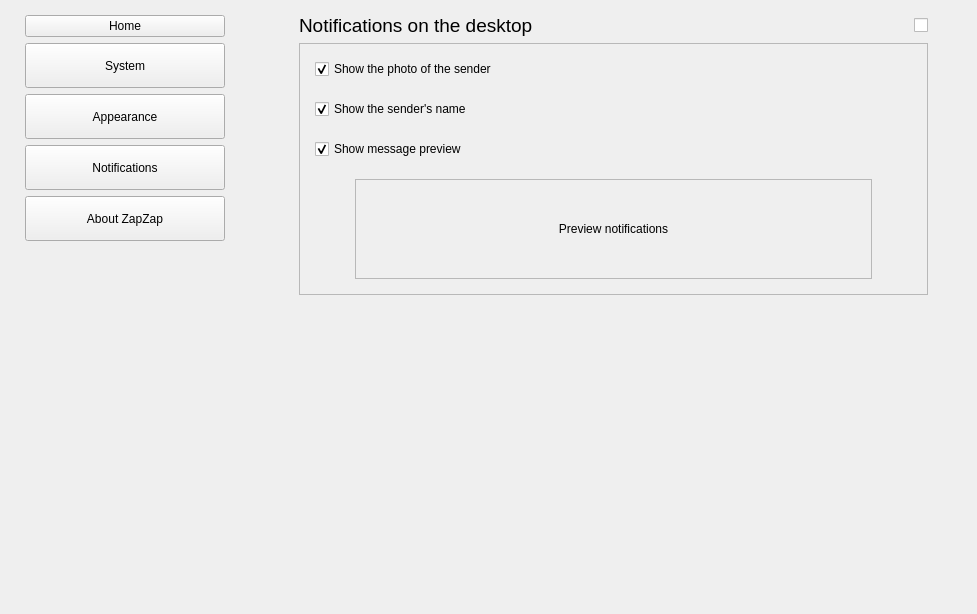
rafatosta/zapzap, file zapzap/view/settings_new.ui: the form before one commit.
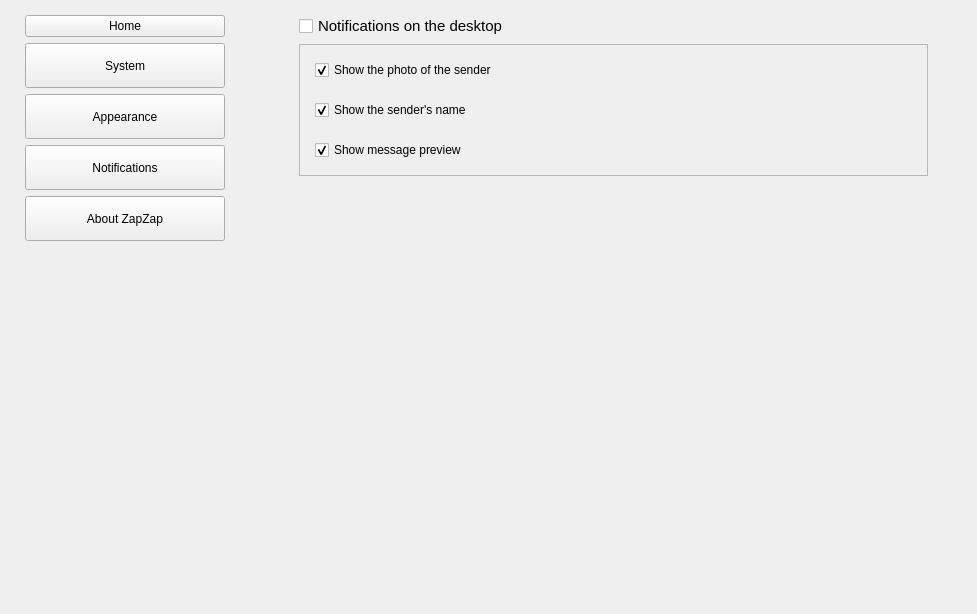
The form after the commit. The open tabs and pages were chosen to show the change.

Commit message: Notifications new settings

Diff of the .ui file:
```diff
--- a/zapzap/view/settings_new.ui
+++ b/zapzap/view/settings_new.ui
@@ -1077,24 +1077,21 @@
            <item>
             <layout class="QHBoxLayout" name="horizontalLayout_13">
              <item>
-              <widget class="QLabel" name="label_3">
+              <widget class="QCheckBox" name="notify_desktop">
                <property name="font">
                 <font>
-                 <pointsize>14</pointsize>
+                 <pointsize>11</pointsize>
+                 <bold>false</bold>
                 </font>
                </property>
-               <property name="text">
-                <string>Notifications on the desktop</string>
+               <property name="cursor">
+                <cursorShape>PointingHandCursor</cursorShape>
                </property>
-              </widget>
-             </item>
-             <item>
-              <widget class="QCheckBox" name="checkBox">
                <property name="layoutDirection">
-                <enum>Qt::RightToLeft</enum>
+                <enum>Qt::LeftToRight</enum>
                </property>
                <property name="text">
-                <string/>
+                <string>Notifications on the desktop</string>
                </property>
               </widget>
              </item>
@@ -1169,70 +1166,6 @@
                 </property>
                </widget>
               </item>
-              <item>
-               <layout class="QHBoxLayout" name="horizontalLayout_12">
-                <item>
-                 <spacer name="horizontalSpacer_13">
-                  <property name="orientation">
-                   <enum>Qt::Horizontal</enum>
-                  </property>
-                  <property name="sizeType">
-                   <enum>QSizePolicy::Fixed</enum>
-                  </property>
-                  <property name="sizeHint" stdset="0">
-                   <size>
-                    <width>40</width>
-                    <height>20</height>
-                   </size>
-                  </property>
-                 </spacer>
-                </item>
-                <item>
-                 <widget class="QFrame" name="frameNotificationsPreview">
-                  <property name="minimumSize">
-                   <size>
-                    <width>500</width>
-                    <height>100</height>
-                   </size>
-                  </property>
-                  <property name="frameShape">
-                   <enum>QFrame::StyledPanel</enum>
-                  </property>
-                  <property name="frameShadow">
-                   <enum>QFrame::Raised</enum>
-                  </property>
-                  <layout class="QVBoxLayout" name="verticalLayout_15">
-                   <item>
-                    <widget class="QLabel" name="label_15">
-                     <property name="text">
-                      <string>Preview notifications</string>
-                     </property>
-                     <property name="alignment">
-                      <set>Qt::AlignCenter</set>
-                     </property>
-                    </widget>
-                   </item>
-                  </layout>
-                 </widget>
-                </item>
-                <item>
-                 <spacer name="horizontalSpacer_14">
-                  <property name="orientation">
-                   <enum>Qt::Horizontal</enum>
-                  </property>
-                  <property name="sizeType">
-                   <enum>QSizePolicy::Fixed</enum>
-                  </property>
-                  <property name="sizeHint" stdset="0">
-                   <size>
-                    <width>40</width>
-                    <height>20</height>
-                   </size>
-                  </property>
-                 </spacer>
-                </item>
-               </layout>
-              </item>
              </layout>
             </widget>
            </item>
```
Left out of the diff: 11 changed lines with no effect on the pictures. The commit also changes 5 other files.
